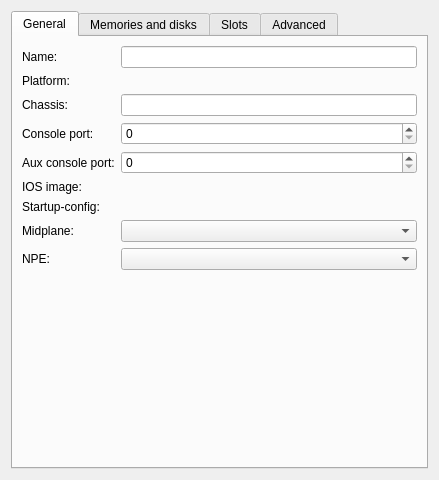
First picture: the form in gns3/modules/dynamips/ui/router_configuration_page.ui, repository GNS3/gns3-gui, before the edit.
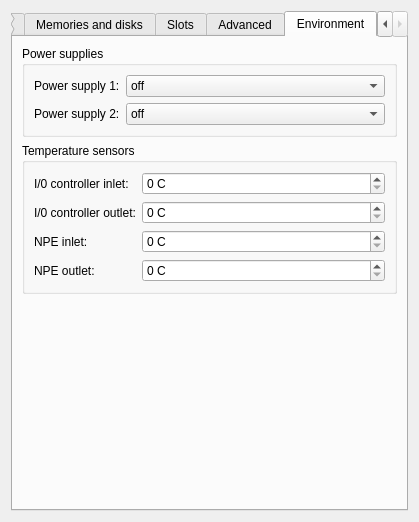
Second picture: the form after the edit. The open tabs and pages were chosen to show the change.

Commit message: Private-config support for Dynamips IOS Temperature sensors and power supplies for c7200 routers Possibility to update the configs and IOS image of a router

The edit to the form file:
```diff
--- a/gns3/modules/dynamips/ui/router_configuration_page.ui
+++ b/gns3/modules/dynamips/ui/router_configuration_page.ui
@@ -6,8 +6,8 @@
    <rect>
     <x>0</x>
     <y>0</y>
-    <width>439</width>
-    <height>480</height>
+    <width>419</width>
+    <height>522</height>
    </rect>
   </property>
   <property name="windowTitle">
@@ -31,58 +31,92 @@
          </property>
         </widget>
        </item>
-       <item row="0" column="2">
+       <item row="0" column="2" colspan="2">
         <widget class="QLineEdit" name="uiNameLineEdit"/>
        </item>
        <item row="3" column="0">
+        <widget class="QLabel" name="uiIOSImageLabel">
+         <property name="text">
+          <string>IOS image:</string>
+         </property>
+        </widget>
+       </item>
+       <item row="4" column="0">
+        <widget class="QLabel" name="uiStartupConfigLabel">
+         <property name="text">
+          <string>Startup-config:</string>
+         </property>
+        </widget>
+       </item>
+       <item row="4" column="2" colspan="2">
+        <layout class="QHBoxLayout" name="horizontalLayout_4">
+         <item>
+          <widget class="QLineEdit" name="uiStartupConfigLineEdit"/>
+         </item>
+         <item>
+          <widget class="QToolButton" name="uiStartupConfigToolButton">
+           <property name="text">
+            <string>...</string>
+           </property>
+           <property name="toolButtonStyle">
+            <enum>Qt::ToolButtonTextOnly</enum>
+           </property>
+          </widget>
+         </item>
+        </layout>
+       </item>
+       <item row="5" column="0">
+        <widget class="QLabel" name="uiPrivateConfigLabel">
+         <property name="text">
+          <string>Private-config:</string>
+         </property>
+        </widget>
+       </item>
+       <item row="5" column="2" colspan="2">
+        <layout class="QHBoxLayout" name="horizontalLayout_6">
+         <item>
+          <widget class="QLineEdit" name="uiPrivateConfigLineEdit"/>
+         </item>
+         <item>
+          <widget class="QToolButton" name="uiPrivateConfigToolButton">
+           <property name="text">
+            <string>...</string>
+           </property>
+           <property name="toolButtonStyle">
+            <enum>Qt::ToolButtonTextOnly</enum>
+           </property>
+          </widget>
+         </item>
+        </layout>
+       </item>
+       <item row="6" column="0">
         <widget class="QLabel" name="uiConsolePortLabel">
          <property name="text">
           <string>Console port:</string>
          </property>
         </widget>
        </item>
-       <item row="3" column="2">
+       <item row="6" column="2" colspan="2">
         <widget class="QSpinBox" name="uiConsolePortSpinBox">
          <property name="maximum">
           <number>65535</number>
          </property>
         </widget>
        </item>
-       <item row="4" column="0" colspan="2">
+       <item row="7" column="0">
         <widget class="QLabel" name="uiAuxPortLabel">
          <property name="text">
-          <string>Aux console port:</string>
+          <string>Aux port:</string>
          </property>
         </widget>
        </item>
-       <item row="4" column="2">
+       <item row="7" column="2" colspan="2">
         <widget class="QSpinBox" name="uiAuxPortSpinBox">
          <property name="maximum">
           <number>65535</number>
          </property>
         </widget>
        </item>
-       <item row="6" column="0">
-        <widget class="QLabel" name="uiIOSImageLabel">
-         <property name="text">
-          <string>IOS image:</string>
-         </property>
-        </widget>
-       </item>
-       <item row="7" column="0">
-        <widget class="QLabel" name="uiStartupConfigLabel">
-         <property name="text">
-          <string>Startup-config:</string>
-         </property>
-        </widget>
-       </item>
-       <item row="7" column="2">
-        <widget class="QLabel" name="uiStartupConfigTextLabel">
-         <property name="text">
-          <string/>
-         </property>
-        </widget>
-       </item>
        <item row="8" column="0">
         <widget class="QLabel" name="uiMidplaneLabel">
          <property name="text">
@@ -90,6 +124,19 @@
          </property>
         </widget>
        </item>
+       <item row="8" column="2" colspan="2">
+        <widget class="QComboBox" name="uiMidplaneComboBox">
+         <property name="enabled">
+          <bool>true</bool>
+         </property>
+         <property name="sizePolicy">
+          <sizepolicy hsizetype="Expanding" vsizetype="Fixed">
+           <horstretch>0</horstretch>
+           <verstretch>0</verstretch>
+          </sizepolicy>
+         </property>
+        </widget>
+       </item>
        <item row="9" column="0">
         <widget class="QLabel" name="uiNPELabel">
          <property name="text">
@@ -97,7 +144,20 @@
          </property>
         </widget>
        </item>
-       <item row="10" column="1" colspan="2">
+       <item row="9" column="2" colspan="2">
+        <widget class="QComboBox" name="uiNPEComboBox">
+         <property name="enabled">
+          <bool>true</bool>
+         </property>
+         <property name="sizePolicy">
+          <sizepolicy hsizetype="Expanding" vsizetype="Fixed">
+           <horstretch>0</horstretch>
+           <verstretch>0</verstretch>
+          </sizepolicy>
+         </property>
+        </widget>
+       </item>
+       <item row="10" column="2" colspan="2">
         <spacer>
          <property name="orientation">
           <enum>Qt::Vertical</enum>
@@ -110,14 +170,7 @@
          </property>
         </spacer>
        </item>
-       <item row="6" column="2">
-        <widget class="QLabel" name="uiIOSImageTextLabel">
-         <property name="text">
-          <string/>
-         </property>
-        </widget>
-       </item>
-       <item row="1" column="2">
+       <item row="1" column="2" colspan="2">
         <widget class="QLabel" name="uiPlatformTextLabel">
          <property name="text">
           <string/>
@@ -134,36 +187,7 @@
        <item row="2" column="0">
         <widget class="QLabel" name="uiChassisLabel">
          <property name="text">
-          <string>Chassis:</string>
-         </property>
-        </widget>
-       </item>
-       <item row="2" column="2">
-        <widget class="QLineEdit" name="uiChassisLineEdit"/>
-       </item>
-       <item row="8" column="2">
-        <widget class="QComboBox" name="uiMidplaneComboBox">
-         <property name="enabled">
-          <bool>true</bool>
-         </property>
-         <property name="sizePolicy">
-          <sizepolicy hsizetype="Expanding" vsizetype="Fixed">
-           <horstretch>0</horstretch>
-           <verstretch>0</verstretch>
-          </sizepolicy>
-         </property>
-        </widget>
-       </item>
-       <item row="9" column="2">
-        <widget class="QComboBox" name="uiNPEComboBox">
-         <property name="enabled">
-          <bool>true</bool>
-         </property>
-         <property name="sizePolicy">
-          <sizepolicy hsizetype="Expanding" vsizetype="Fixed">
-           <horstretch>0</horstretch>
-           <verstretch>0</verstretch>
-          </sizepolicy>
+          <string/>
          </property>
         </widget>
        </item>
@@ -636,6 +660,196 @@
        </item>
       </layout>
      </widget>
+     <widget class="QWidget" name="uiEnvironmentPageWidget">
+      <attribute name="title">
+       <string>Environment</string>
+      </attribute>
+      <layout class="QVBoxLayout" name="verticalLayout_3">
+       <item>
+        <widget class="QGroupBox" name="uiPowerSuppliesGroupBox">
+         <property name="title">
+          <string>Power supplies</string>
+         </property>
+         <layout class="QGridLayout" name="gridLayout_7">
+          <item row="1" column="0">
+           <widget class="QLabel" name="uiPowerSupply2Label">
+            <property name="text">
+             <string>Power supply 2:</string>
+            </property>
+           </widget>
+          </item>
+          <item row="0" column="1">
+           <widget class="QComboBox" name="uiPowerSupply1ComboBox">
+            <property name="sizePolicy">
+             <sizepolicy hsizetype="Expanding" vsizetype="Fixed">
+              <horstretch>0</horstretch>
+              <verstretch>0</verstretch>
+             </sizepolicy>
+            </property>
+            <property name="currentIndex">
+             <number>1</number>
+            </property>
+            <item>
+             <property name="text">
+              <string>on</string>
+             </property>
+            </item>
+            <item>
+             <property name="text">
+              <string>off</string>
+             </property>
+            </item>
+           </widget>
+          </item>
+          <item row="0" column="0">
+           <widget class="QLabel" name="uiPowerSupply1Label">
+            <property name="text">
+             <string>Power supply 1:</string>
+            </property>
+           </widget>
+          </item>
+          <item row="1" column="1">
+           <widget class="QComboBox" name="uiPowerSupply2ComboBox">
+            <property name="sizePolicy">
+             <sizepolicy hsizetype="Expanding" vsizetype="Fixed">
+              <horstretch>0</horstretch>
+              <verstretch>0</verstretch>
+             </sizepolicy>
+            </property>
+            <property name="currentIndex">
+             <number>1</number>
+            </property>
+            <item>
+             <property name="text">
+              <string>on</string>
+             </property>
+            </item>
+            <item>
+             <property name="text">
+              <string>off</string>
+             </property>
+            </item>
+           </widget>
+          </item>
+         </layout>
+        </widget>
+       </item>
+       <item>
+        <widget class="QGroupBox" name="uiSensorsGroupBox">
+         <property name="title">
+          <string>Temperature sensors</string>
+         </property>
+         <layout class="QGridLayout" name="gridLayout_3">
+          <item row="0" column="0">
+           <widget class="QLabel" name="uiSensor1Label">
+            <property name="text">
+             <string>I/0 controller inlet:</string>
+            </property>
+           </widget>
+          </item>
+          <item row="0" column="1">
+           <widget class="QSpinBox" name="uiSensor1SpinBox">
+            <property name="sizePolicy">
+             <sizepolicy hsizetype="Expanding" vsizetype="Fixed">
+              <horstretch>0</horstretch>
+              <verstretch>0</verstretch>
+             </sizepolicy>
+            </property>
+            <property name="suffix">
+             <string> C</string>
+            </property>
+            <property name="maximum">
+             <number>100</number>
+            </property>
+           </widget>
+          </item>
+          <item row="1" column="0">
+           <widget class="QLabel" name="uiSensor2Label">
+            <property name="text">
+             <string>I/0 controller outlet:</string>
+            </property>
+           </widget>
+          </item>
+          <item row="1" column="1">
+           <widget class="QSpinBox" name="uiSensor2SpinBox">
+            <property name="sizePolicy">
+             <sizepolicy hsizetype="Expanding" vsizetype="Fixed">
+              <horstretch>0</horstretch>
+              <verstretch>0</verstretch>
+             </sizepolicy>
+            </property>
+            <property name="suffix">
+             <string> C</string>
+            </property>
+            <property name="maximum">
+             <number>100</number>
+            </property>
+           </widget>
+          </item>
+          <item row="2" column="0">
+           <widget class="QLabel" name="uiSensor3Label">
+            <property name="text">
+             <string>NPE inlet:</string>
+            </property>
+           </widget>
+          </item>
+          <item row="2" column="1">
+           <widget class="QSpinBox" name="uiSensor3SpinBox">
+            <property name="sizePolicy">
+             <sizepolicy hsizetype="Expanding" vsizetype="Fixed">
+              <horstretch>0</horstretch>
+              <verstretch>0</verstretch>
+             </sizepolicy>
+            </property>
+            <property name="suffix">
+             <string> C</string>
+            </property>
+            <property name="maximum">
+             <number>100</number>
+            </property>
+           </widget>
+          </item>
+          <item row="3" column="0">
+           <widget class="QLabel" name="uiSensor4Label">
+            <property name="text">
+             <string>NPE outlet:</string>
+            </property>
+           </widget>
+          </item>
+          <item row="3" column="1">
+           <widget class="QSpinBox" name="uiSensor4SpinBox">
+            <property name="sizePolicy">
+             <sizepolicy hsizetype="Expanding" vsizetype="Fixed">
+              <horstretch>0</horstretch>
+              <verstretch>0</verstretch>
+             </sizepolicy>
+            </property>
+            <property name="suffix">
+             <string> C</string>
+            </property>
+            <property name="maximum">
+             <number>100</number>
+            </property>
+           </widget>
+          </item>
+         </layout>
+        </widget>
+       </item>
+       <item>
+        <spacer name="verticalSpacer">
+         <property name="orientation">
+          <enum>Qt::Vertical</enum>
+         </property>
+         <property name="sizeHint" stdset="0">
+          <size>
+           <width>20</width>
+           <height>194</height>
+          </size>
+         </property>
+        </spacer>
+       </item>
+      </layout>
+     </widget>
     </widget>
    </item>
   </layout>
```
Left out of the diff: 341 changed lines with no effect on the pictures. The commit also changes 20 other files.
